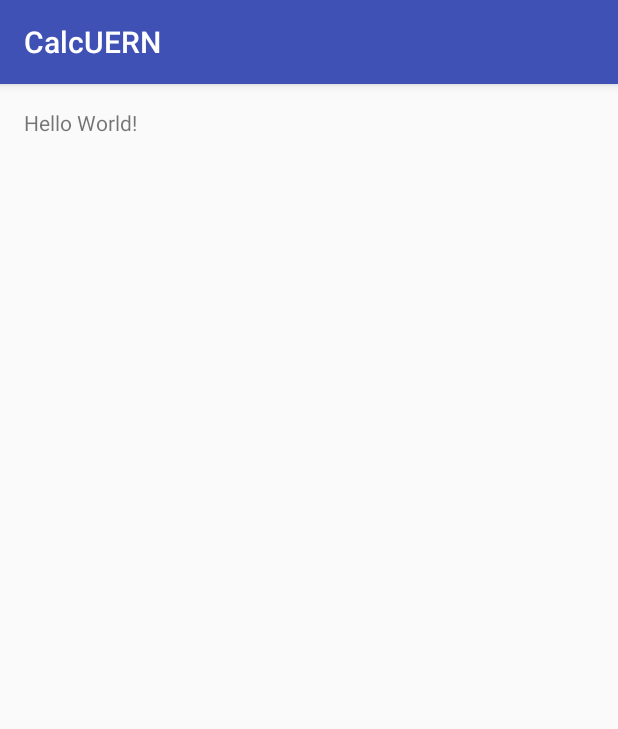
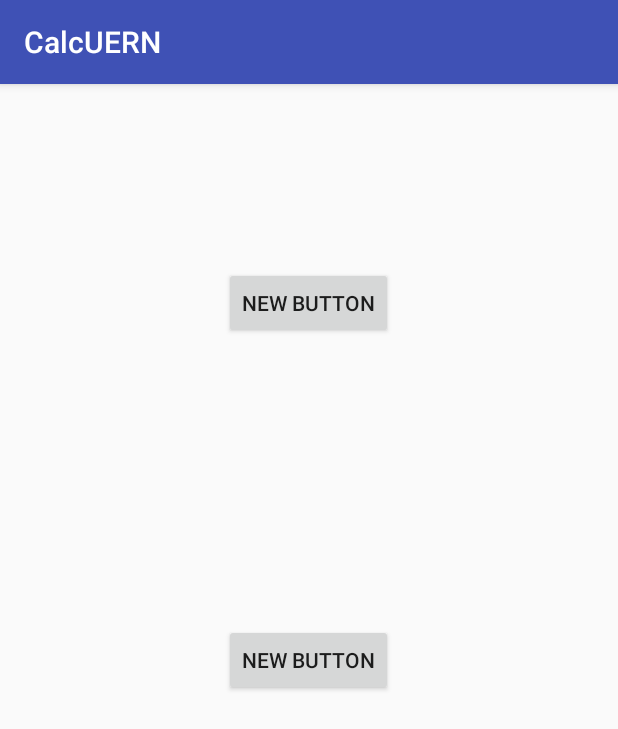
Before and after one commit to Liellison/CalcUERN, an Android app: the screen it shows after launch (MainActivity), on a phone screen of 412 x 824 dp. Shown: the top 729 px of the screen. Run offline under Robolectric (Android 15) with nearby library versions, the phone set to English and light mode, and no system bars; 1 statement that could not run was skipped.

Commit message:
Inicio da class/tela de 90 horas

```diff
--- a/app/src/main/java/com/liellison/calcuern/MainActivity.java
+++ b/app/src/main/java/com/liellison/calcuern/MainActivity.java
@@ -2,12 +2,16 @@ package com.liellison.calcuern;
 
 import android.support.v7.app.AppCompatActivity;
 import android.os.Bundle;
+import android.widget.Button;
 
 public class MainActivity extends AppCompatActivity {
+	Button button, botaotestid;
 
     @Override
     protected void onCreate(Bundle savedInstanceState) {
         super.onCreate(savedInstanceState);
         setContentView(R.layout.activity_main);
+
+    button = (Button) findViewById (R.id.button);
     }
 }
--- /dev/null
+++ b/app/src/main/res/layout/activity_90horas.xml
@@ -0,0 +1,6 @@
+<?xml version="1.0" encoding="utf-8"?>
+<LinearLayout xmlns:android="http://schemas.android.com/apk/res/android"
+    android:orientation="vertical" android:layout_width="match_parent"
+    android:layout_height="match_parent">
+
+</LinearLayout>
--- a/app/src/main/res/layout/activity_main.xml
+++ b/app/src/main/res/layout/activity_main.xml
@@ -9,8 +9,19 @@
     android:paddingTop="@dimen/activity_vertical_margin"
     tools:context="com.liellison.calcuern.MainActivity">
 
-    <TextView
+    <Button
         android:layout_width="wrap_content"
         android:layout_height="wrap_content"
-        android:text="Hello World!" />
+        android:text="New Button"
+        android:id="@+id/bt90horas"
+        android:layout_centerHorizontal="true"
+        android:layout_marginTop="106dp" />
+
+    <Button
+        android:layout_width="wrap_content"
+        android:layout_height="wrap_content"
+        android:text="New Button"
+        android:id="@+id/bt30horas"
+        android:layout_centerVertical="true"
+        android:layout_centerHorizontal="true" />
 </RelativeLayout>
```
Also changed, not shown: app/src/main/java/com/liellison/calcuern/Horas90Activity.java (added, +7 -0 lines).
